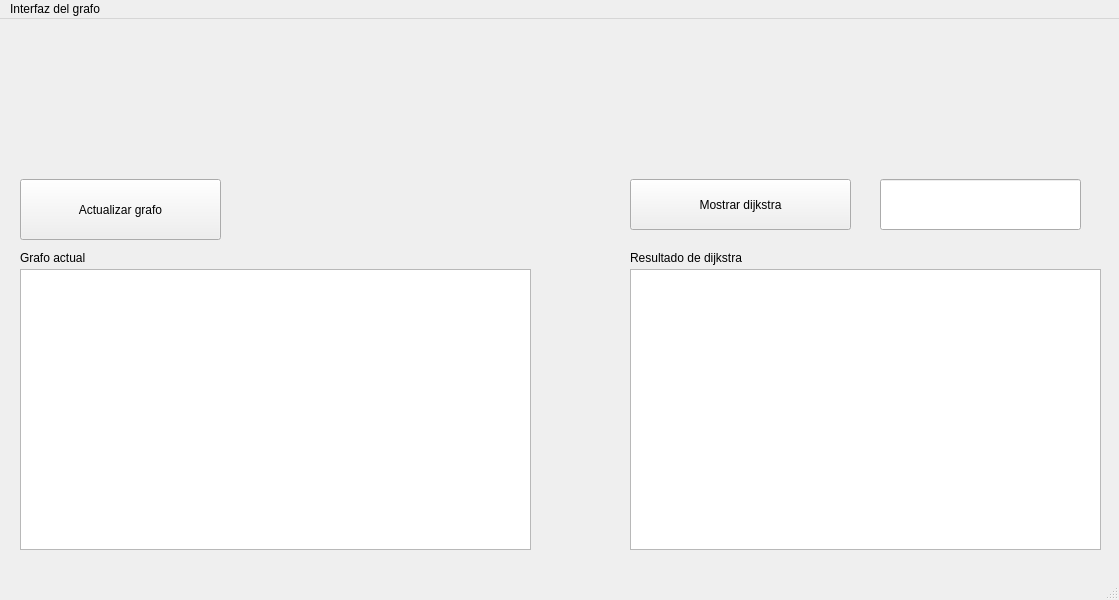
Qt form TAREAQT/Cliente/mainwindow.ui (Heutlett/Tarea1) before a commit.
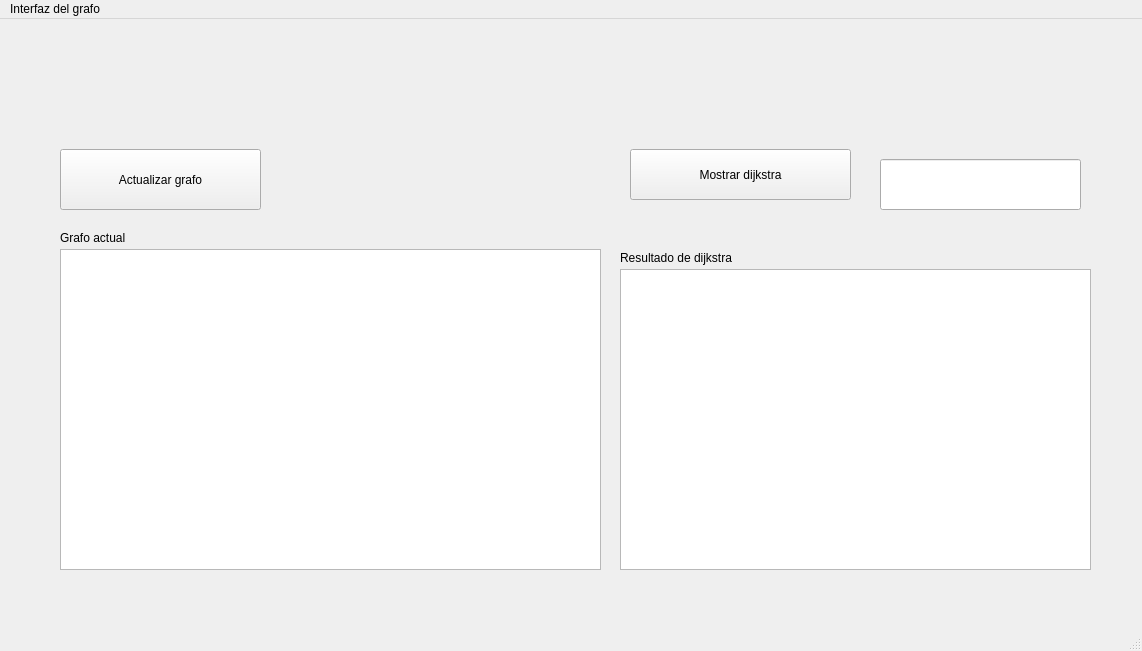
The same form after that commit.

Commit message: Se agrega un table widget para mostrar los nodos de mejor manera

What changed in the file:
```diff
--- a/TAREAQT/Cliente/mainwindow.ui
+++ b/TAREAQT/Cliente/mainwindow.ui
@@ -6,8 +6,8 @@
    <rect>
     <x>0</x>
     <y>0</y>
-    <width>1119</width>
-    <height>600</height>
+    <width>1142</width>
+    <height>651</height>
    </rect>
   </property>
   <property name="windowTitle">
@@ -18,7 +18,7 @@
     <property name="geometry">
      <rect>
       <x>630</x>
-      <y>160</y>
+      <y>130</y>
       <width>221</width>
       <height>51</height>
      </rect>
@@ -30,7 +30,7 @@
    <widget class="QLabel" name="label">
     <property name="geometry">
      <rect>
-      <x>630</x>
+      <x>620</x>
       <y>230</y>
       <width>211</width>
       <height>17</height>
@@ -43,23 +43,10 @@
    <widget class="QPlainTextEdit" name="plainTextEdit">
     <property name="geometry">
      <rect>
-      <x>630</x>
+      <x>620</x>
       <y>250</y>
       <width>471</width>
-      <height>281</height>
-     </rect>
-    </property>
-    <property name="readOnly">
-     <bool>true</bool>
-    </property>
-   </widget>
-   <widget class="QPlainTextEdit" name="plainTextEdit_2">
-    <property name="geometry">
-     <rect>
-      <x>20</x>
-      <y>250</y>
-      <width>511</width>
-      <height>281</height>
+      <height>301</height>
      </rect>
     </property>
     <property name="readOnly">
@@ -69,8 +56,8 @@
    <widget class="QLabel" name="label_2">
     <property name="geometry">
      <rect>
-      <x>20</x>
-      <y>230</y>
+      <x>60</x>
+      <y>210</y>
       <width>131</width>
       <height>17</height>
      </rect>
@@ -83,7 +70,7 @@
     <property name="geometry">
      <rect>
       <x>880</x>
-      <y>160</y>
+      <y>140</y>
       <width>201</width>
       <height>51</height>
      </rect>
@@ -92,8 +79,8 @@
    <widget class="QPushButton" name="pushButton_2">
     <property name="geometry">
      <rect>
-      <x>20</x>
-      <y>160</y>
+      <x>60</x>
+      <y>130</y>
       <width>201</width>
       <height>61</height>
      </rect>
@@ -102,13 +89,23 @@
      <string>Actualizar grafo</string>
     </property>
    </widget>
+   <widget class="QTableWidget" name="tableWidget">
+    <property name="geometry">
+     <rect>
+      <x>60</x>
+      <y>230</y>
+      <width>541</width>
+      <height>321</height>
+     </rect>
+    </property>
+   </widget>
   </widget>
   <widget class="QMenuBar" name="menubar">
    <property name="geometry">
     <rect>
      <x>0</x>
      <y>0</y>
-     <width>1119</width>
+     <width>1142</width>
      <height>22</height>
     </rect>
    </property>
```
The commit also changes 7 other files.
